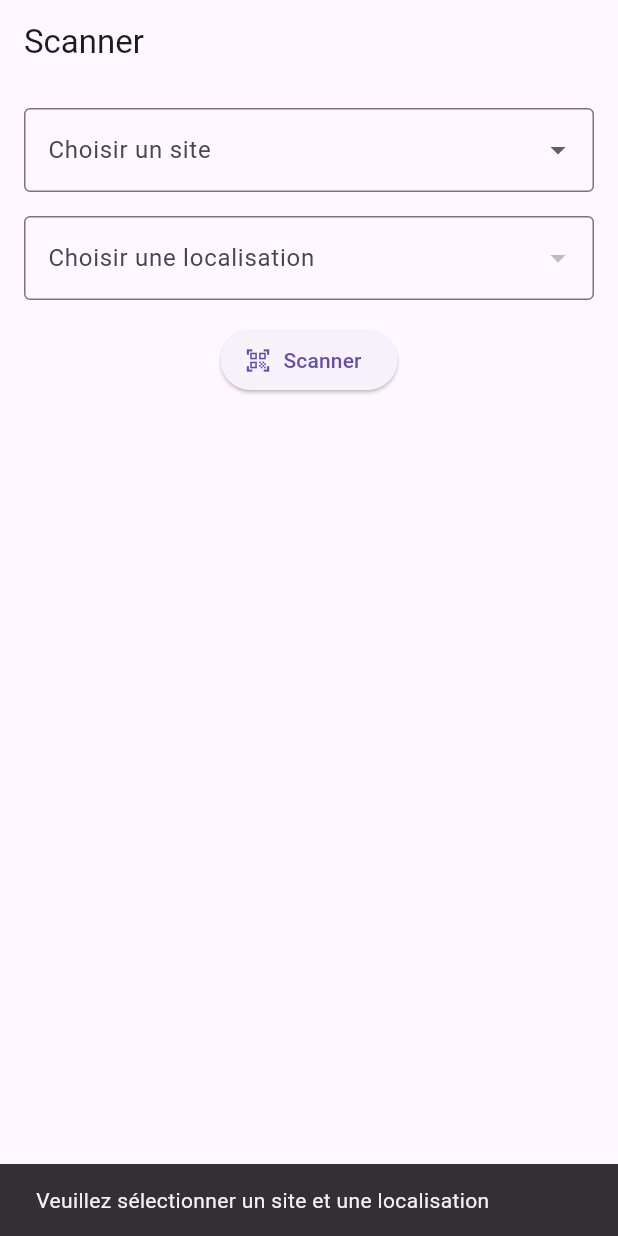
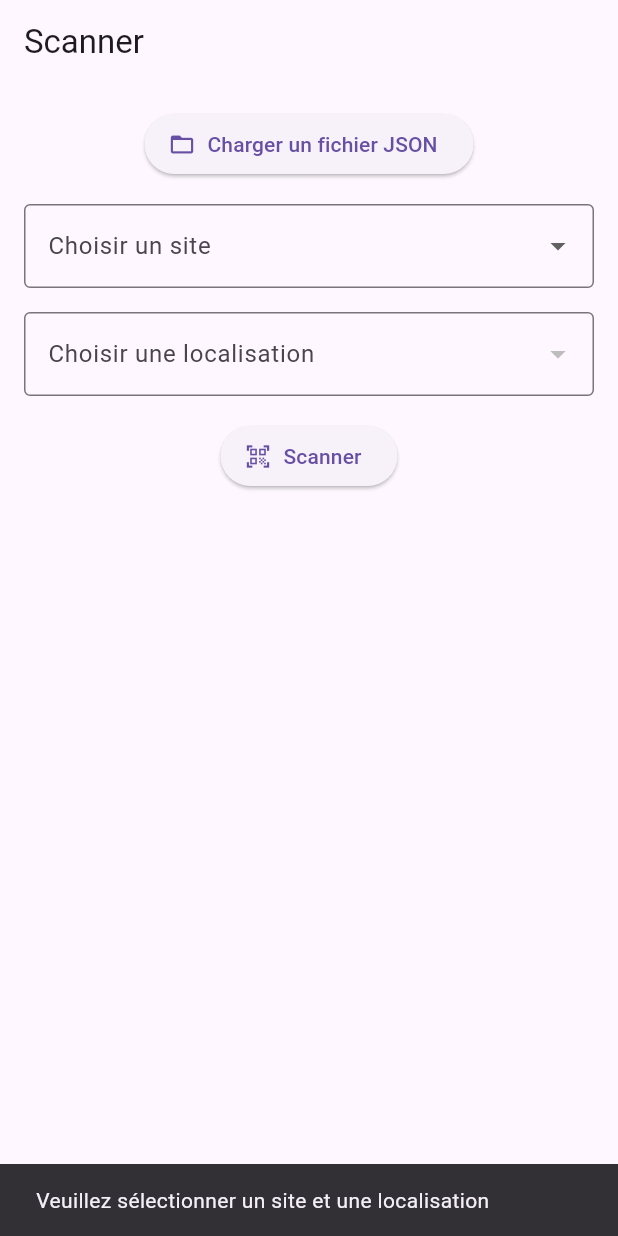
Before and after one commit to lyade28/INVENTORY-APP, a Flutter app: the ScanPage screen opened directly with empty values, after a tap on "Scanner", on a phone screen of 412 x 824 dp. Run offline on Flutter 3.47's test engine with Material 3 defaults, Android fonts, the phone set to English and light mode, and no system bars; our stand-ins replace file_picker, hive_flutter, shared_preferences; missing offline and left inert: barcode_scan2; accounts and stored records are empty.

Commit message:
changing json

```diff
--- a/lib/services/site_loader_service.dart
+++ b/lib/services/site_loader_service.dart
@@ -1,12 +1,22 @@
 // services/site_loader_service.dart
 import 'dart:convert';
+import 'dart:io';
 import 'package:flutter/services.dart';
 import '../models/parsed_site.dart';
 
 class SiteLoaderService {
-  static Future<List<ParsedSite>> loadSitesFromAsset() async {
+  static Future<List<ParsedSite>> loadFromAsset() async {
     final rawJson = await rootBundle.loadString('assets/sites_localisations.json');
-    final List<dynamic> data = json.decode(rawJson);
+    return _parseJson(rawJson);
+  }
+
+  static Future<List<ParsedSite>> loadFromFile(File file) async {
+    final rawJson = await file.readAsString();
+    return _parseJson(rawJson);
+  }
+
+  static List<ParsedSite> _parseJson(String jsonString) {
+    final List<dynamic> data = json.decode(jsonString);
     return data.map((e) => ParsedSite.fromJson(e)).toList();
   }
 }
--- a/lib/views/scane.dart
+++ b/lib/views/scane.dart
@@ -1,5 +1,9 @@
+import 'dart:io';
+
 import 'package:flutter/material.dart';
 import 'package:barcode_scan2/barcode_scan2.dart';
+import 'package:file_picker/file_picker.dart';
+
 import '../models/scan_entry.dart';
 import '../models/parsed_site.dart';
 import '../services/local_storage_service.dart';
@@ -30,11 +34,42 @@ class _ScanPageState extends State<ScanPage> {
   }
 
   Future<void> _loadSitesFromJson() async {
-    final data = await SiteLoaderService.loadSitesFromAsset();
-    setState(() {
-      parsedSites = data;
-      isLoading = false;
-    });
+    try {
+      final data = await SiteLoaderService.loadFromAsset();
+      setState(() {
+        parsedSites = data;
+        isLoading = false;
+      });
+    } catch (e) {
+      debugPrint("Erreur chargement asset JSON : $e");
+    }
+  }
+
+  Future<void> _loadFromFilePicker() async {
+    final result = await FilePicker.platform.pickFiles(
+      type: FileType.custom,
+      allowedExtensions: ['json'],
+    );
+
+    if (result != null && result.files.single.path != null) {
+      final file = File(result.files.single.path!);
+      try {
+        final parsed = await SiteLoaderService.loadFromFile(file);
+        setState(() {
+          parsedSites = parsed;
+          selectedSite = null;
+          selectedLocalisation = null;
+        });
+        ScaffoldMessenger.of(context).showSnackBar(
+          const SnackBar(content: Text("Fichier JSON chargé avec succès")),
+        );
+      } catch (e) {
+        debugPrint("Erreur de parsing JSON : $e");
+        ScaffoldMessenger.of(context).showSnackBar(
+          const SnackBar(content: Text("Fichier invalide")),
+        );
+      }
+    }
   }
 
   Future<void> scanCode() async {
@@ -77,6 +112,12 @@ class _ScanPageState extends State<ScanPage> {
               padding: const EdgeInsets.all(16),
               child: Column(
                 children: [
+                  ElevatedButton.icon(
+                    onPressed: _loadFromFilePicker,
+                    icon: const Icon(Icons.folder_open),
+                    label: const Text("Charger un fichier JSON"),
+                  ),
+                  const SizedBox(height: 16),
                   DropdownButtonFormField<ParsedSite>(
                     decoration: const InputDecoration(
                       labelText: "Choisir un site",
--- a/pubspec.yaml
+++ b/pubspec.yaml
@@ -54,6 +54,8 @@ dev_dependencies:
   path_provider: ^2.1.2
   share_plus: ^7.2.1
   permission_handler: ^11.3.0
+  file_picker: ^6.1.1
+
 
 # For information on the generic Dart part of this file, see the
 # following page: https://dart.dev/tools/pub/pubspec
```
Also changed, not shown: pubspec.lock.
